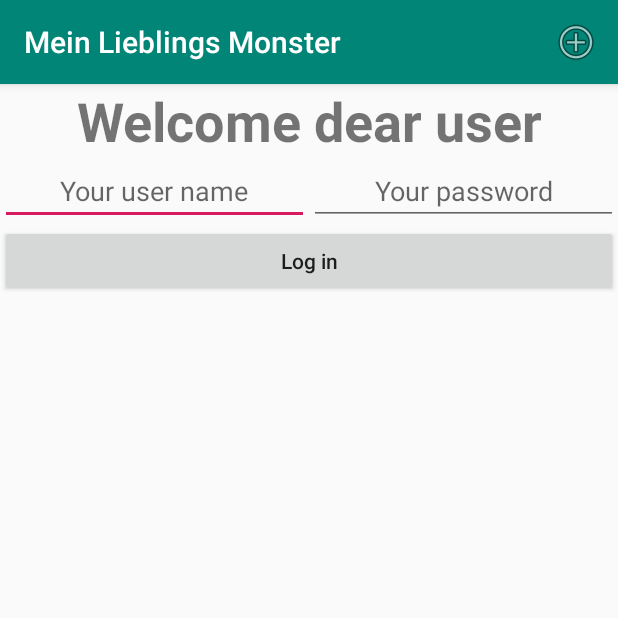
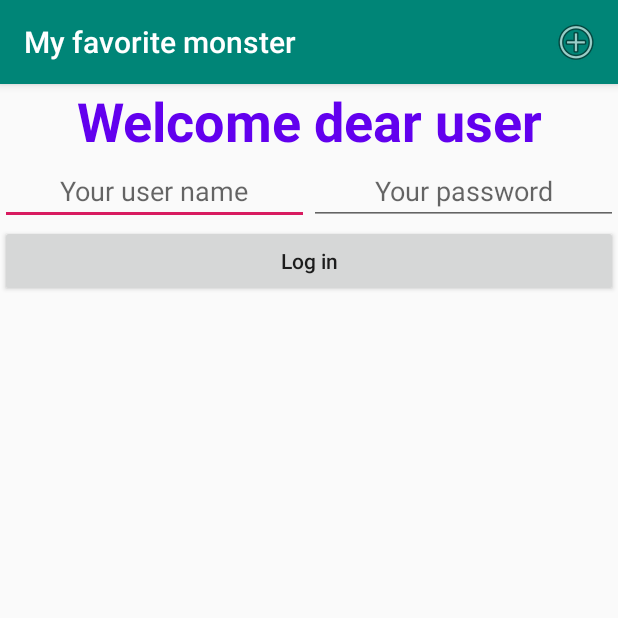
Before and after one commit to mission-webstyle/meinLieblingsMonster, an Android app: the screen it shows after launch (MainActivity), on a phone screen of 412 x 824 dp, the top half of it. Run offline under Robolectric (Android 15) with nearby library versions, the phone set to English and light mode, and no system bars.

Commit message:
Stingresources mit Platzhalter und Multilingual

```diff
--- a/app/src/main/java/de/rhistel/meinlieblingsmonster/MainActivity.kt
+++ b/app/src/main/java/de/rhistel/meinlieblingsmonster/MainActivity.kt
@@ -108,6 +108,18 @@ class MainActivity : AppCompatActivity() {
                     Toast.makeText(this,
                         R.string.strUserMessageYouAreLoggedInNow,
                         Toast.LENGTH_LONG).show()
+
+                    /**
+                     * Anzeigen der in der
+                     * res/values/strings.xml definierten,
+                     * benutzerspezifischen Willkommensnachricht mit
+                     * Platzhalter
+                     */
+                    this.txtvWelcomeMessage.text = this.getString(
+                            R.string.strUserSpecificWelcomeMessage,
+                            strUserName
+                    )
+
                 }else{
                     //UserMsg LogIn failed
                     Toast.makeText(this,
--- a/app/src/main/res/layout/main_activity_content_layout.xml
+++ b/app/src/main/res/layout/main_activity_content_layout.xml
@@ -17,7 +17,8 @@
         android:layout_width="match_parent"
         android:layout_height="wrap_content"
         android:gravity="center"
-        android:text="@string/strWelcomeMessageText"
+        android:text="@string/strDefaultWelcomeMessageText"
+        android:textColor="@color/design_default_color_primary"
         android:textSize="36sp"
         android:textStyle="bold" />
 
@@ -35,7 +36,8 @@
             android:ems="10"
             android:gravity="center"
             android:hint="@string/strUserNameHint"
-            android:inputType="textPersonName" />
+            android:inputType="textPersonName"
+            android:importantForAutofill="no" />
 
         <EditText
             android:id="@+id/txtUserPw"
@@ -45,7 +47,8 @@
             android:ems="10"
             android:gravity="center"
             android:hint="@string/strUserPwHint"
-            android:inputType="textPassword" />
+            android:inputType="textPassword"
+            android:importantForAutofill="no" />
     </LinearLayout>
 
     <Button
--- a/app/src/main/res/values/strings.xml
+++ b/app/src/main/res/values/strings.xml
@@ -1,7 +1,8 @@
 <resources>
-    <string name="app_name">Mein Lieblings Monster</string>
+    <string name="app_name">My favorite monster</string>
     <string name="strGenerateANewButtonText">Generate a new Button please</string>
-    <string name="strWelcomeMessageText">Welcome dear user</string>
+    <string name="strDefaultWelcomeMessageText">Welcome dear user</string>
+    <string name="strUserSpecificWelcomeMessage">Welcome %s</string>
     <string name="strUserNameHint">Your user name</string>
     <string name="strUserPwHint">Your password</string>
     <string name="strLogInText">Log in</string>
```
Also changed, not shown: 1 other file.
